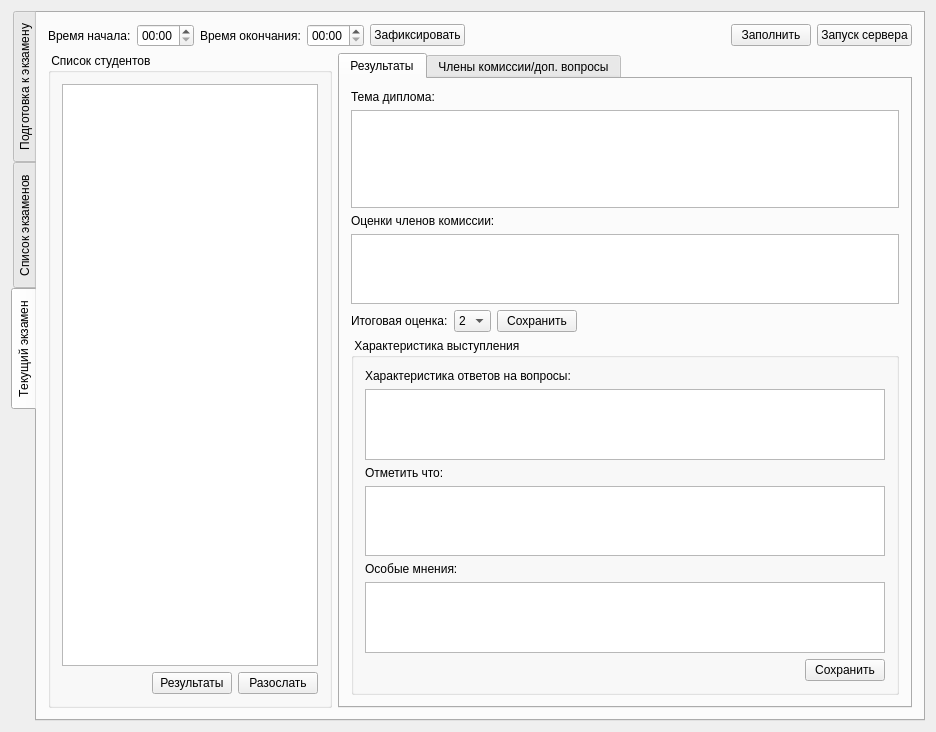
This is branches/assistant_serv_dbservice/mainwindow.ui in xjohncz/chsuass as Qt 5 draws it before an edit. The edited form follows.
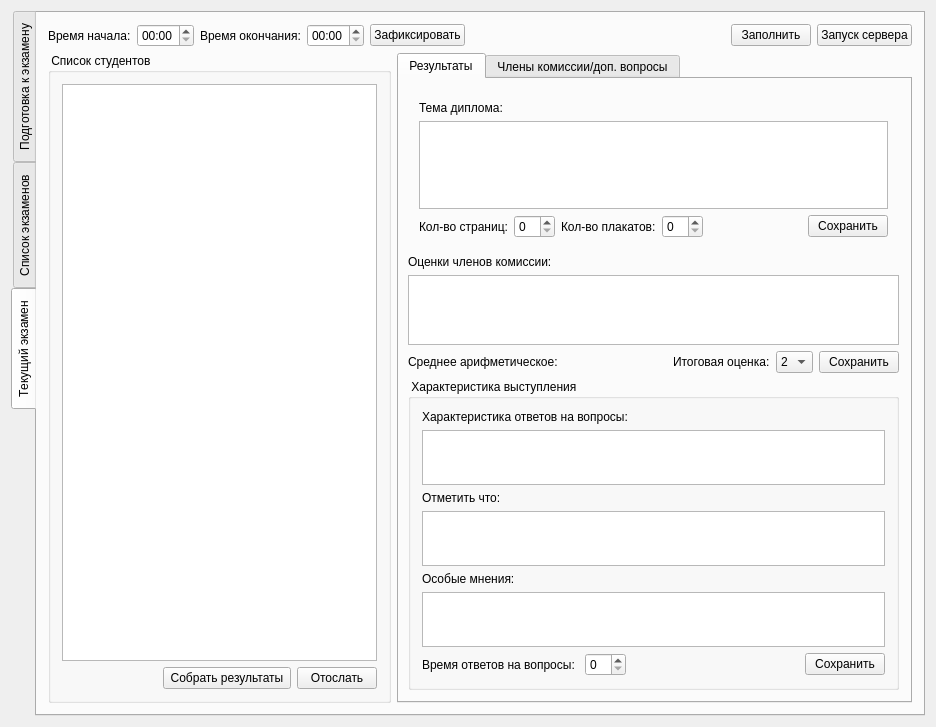
This is the edited form. The open tabs and pages were chosen to show the change.

```diff
--- a/branches/assistant_serv_dbservice/mainwindow.ui
+++ b/branches/assistant_serv_dbservice/mainwindow.ui
@@ -1745,7 +1745,7 @@
          </layout>
         </item>
         <item>
-         <layout class="QHBoxLayout" name="horizontalLayout_30" stretch="0,1">
+         <layout class="QHBoxLayout" name="horizontalLayout_30" stretch="2,3">
           <item>
            <widget class="QGroupBox" name="groupBox_16">
             <property name="title">
@@ -1780,14 +1780,14 @@
                <item>
                 <widget class="QPushButton" name="recvResultsButton">
                  <property name="text">
-                  <string>Результаты</string>
+                  <string> Собрать результаты </string>
                  </property>
                 </widget>
                </item>
                <item>
                 <widget class="QPushButton" name="sendStudentInfoButton">
                  <property name="text">
-                  <string>Разослать</string>
+                  <string>Отослать</string>
                  </property>
                 </widget>
                </item>
@@ -1817,7 +1817,10 @@
              <attribute name="title">
               <string>Результаты</string>
              </attribute>
-             <layout class="QVBoxLayout" name="verticalLayout_15">
+             <layout class="QVBoxLayout" name="verticalLayout_15" stretch="0,0,4,0,1">
+              <property name="leftMargin">
+               <number>9</number>
+              </property>
               <item>
                <widget class="QStackedWidget" name="examTaskStackedWidget">
                 <property name="enabled">
@@ -1923,9 +1926,6 @@
                 </widget>
                 <widget class="QWidget" name="page_3">
                  <layout class="QVBoxLayout" name="verticalLayout_13">
-                  <property name="margin">
-                   <number>0</number>
-                  </property>
                   <item>
                    <widget class="QLabel" name="label_26">
                     <property name="text">
@@ -1949,6 +1949,50 @@
                     </property>
                    </widget>
                   </item>
+                  <item>
+                   <layout class="QHBoxLayout" name="horizontalLayout_36">
+                    <item>
+                     <widget class="QLabel" name="label_40">
+                      <property name="text">
+                       <string>Кол-во страниц:</string>
+                      </property>
+                     </widget>
+                    </item>
+                    <item>
+                     <widget class="QSpinBox" name="sbCurrentExamWrcCount"/>
+                    </item>
+                    <item>
+                     <widget class="QLabel" name="label_41">
+                      <property name="text">
+                       <string>Кол-во плакатов:</string>
+                      </property>
+                     </widget>
+                    </item>
+                    <item>
+                     <widget class="QSpinBox" name="sbCurrentExamPosterCount"/>
+                    </item>
+                    <item>
+                     <spacer name="horizontalSpacer_15">
+                      <property name="orientation">
+                       <enum>Qt::Horizontal</enum>
+                      </property>
+                      <property name="sizeHint" stdset="0">
+                       <size>
+                        <width>40</width>
+                        <height>20</height>
+                       </size>
+                      </property>
+                     </spacer>
+                    </item>
+                    <item>
+                     <widget class="QPushButton" name="btnCurrentExamSaveWrcCount">
+                      <property name="text">
+                       <string>Сохранить</string>
+                      </property>
+                     </widget>
+                    </item>
+                   </layout>
+                  </item>
                  </layout>
                 </widget>
                </widget>
@@ -1965,6 +2009,26 @@
               </item>
               <item>
                <layout class="QHBoxLayout" name="horizontalLayout_35">
+                <item>
+                 <widget class="QLabel" name="lblCurrentExamMiddleMark">
+                  <property name="text">
+                   <string>Среднее арифметическое: </string>
+                  </property>
+                 </widget>
+                </item>
+                <item>
+                 <spacer name="horizontalSpacer_16">
+                  <property name="orientation">
+                   <enum>Qt::Horizontal</enum>
+                  </property>
+                  <property name="sizeHint" stdset="0">
+                   <size>
+                    <width>40</width>
+                    <height>20</height>
+                   </size>
+                  </property>
+                 </spacer>
+                </item>
                 <item>
                  <widget class="QLabel" name="label_38">
                   <property name="text">
@@ -2003,19 +2067,6 @@
                   </property>
                  </widget>
                 </item>
-                <item>
-                 <spacer name="horizontalSpacer_15">
-                  <property name="orientation">
-                   <enum>Qt::Horizontal</enum>
-                  </property>
-                  <property name="sizeHint" stdset="0">
-                   <size>
-                    <width>40</width>
-                    <height>20</height>
-                   </size>
-                  </property>
-                 </spacer>
-                </item>
                </layout>
               </item>
               <item>
@@ -2032,7 +2083,20 @@
                   </widget>
                  </item>
                  <item>
-                  <widget class="QPlainTextEdit" name="txtEditCurrentExamGeneralCharacteristic"/>
+                  <widget class="QPlainTextEdit" name="txtEditCurrentExamGeneralCharacteristic">
+                   <property name="sizePolicy">
+                    <sizepolicy hsizetype="Expanding" vsizetype="Maximum">
+                     <horstretch>0</horstretch>
+                     <verstretch>0</verstretch>
+                    </sizepolicy>
+                   </property>
+                   <property name="maximumSize">
+                    <size>
+                     <width>16777215</width>
+                     <height>55</height>
+                    </size>
+                   </property>
+                  </widget>
                  </item>
                  <item>
                   <widget class="QLabel" name="label_35">
@@ -2042,7 +2106,20 @@
                   </widget>
                  </item>
                  <item>
-                  <widget class="QPlainTextEdit" name="txtEditCurrentExamNotes"/>
+                  <widget class="QPlainTextEdit" name="txtEditCurrentExamNotes">
+                   <property name="sizePolicy">
+                    <sizepolicy hsizetype="Expanding" vsizetype="Maximum">
+                     <horstretch>0</horstretch>
+                     <verstretch>0</verstretch>
+                    </sizepolicy>
+                   </property>
+                   <property name="maximumSize">
+                    <size>
+                     <width>16777215</width>
+                     <height>55</height>
+                    </size>
+                   </property>
+                  </widget>
                  </item>
                  <item>
                   <widget class="QLabel" name="label_37">
@@ -2052,10 +2129,33 @@
                   </widget>
                  </item>
                  <item>
-                  <widget class="QPlainTextEdit" name="txtEditCurrentExamSpecialOpinions"/>
+                  <widget class="QPlainTextEdit" name="txtEditCurrentExamSpecialOpinions">
+                   <property name="sizePolicy">
+                    <sizepolicy hsizetype="Expanding" vsizetype="Maximum">
+                     <horstretch>0</horstretch>
+                     <verstretch>0</verstretch>
+                    </sizepolicy>
+                   </property>
+                   <property name="maximumSize">
+                    <size>
+                     <width>16777215</width>
+                     <height>55</height>
+                    </size>
+                   </property>
+                  </widget>
                  </item>
                  <item>
                   <layout class="QHBoxLayout" name="horizontalLayout_29">
+                   <item>
+                    <widget class="QLabel" name="label_39">
+                     <property name="text">
+                      <string>Время ответов на вопросы: </string>
+                     </property>
+                    </widget>
+                   </item>
+                   <item>
+                    <widget class="QSpinBox" name="sbCurrentExamQuestionTime"/>
+                   </item>
                    <item>
                     <spacer name="horizontalSpacer_14">
                      <property name="orientation">
```
Left out of the diff: 52 changed lines with no effect on the pictures.
